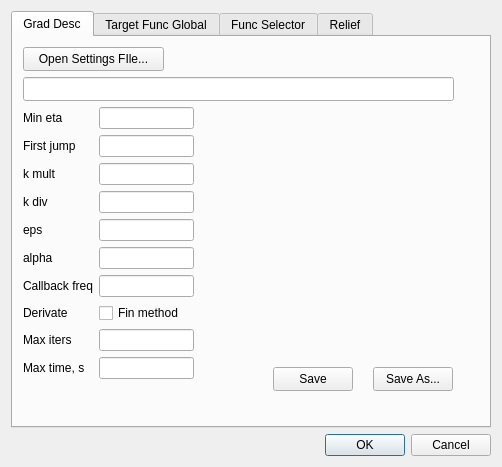
Old version of the form DialogGradConfig.ui in the repository znseday/snnoro.
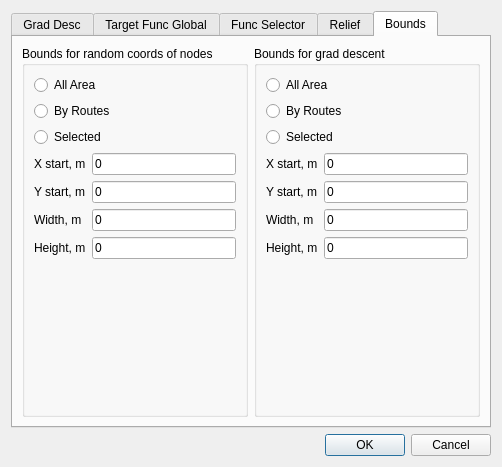
New version of the form.

Commit message: Areas for RandomCoords and GradDesc added

```diff
--- a/DialogGradConfig.ui
+++ b/DialogGradConfig.ui
@@ -19,7 +19,7 @@
      <item row="0" column="0">
       <widget class="QTabWidget" name="tabWidget">
        <property name="currentIndex">
-        <number>0</number>
+        <number>4</number>
        </property>
        <widget class="QWidget" name="tabGradDesc">
         <attribute name="title">
@@ -522,6 +522,193 @@
          </layout>
         </widget>
        </widget>
+       <widget class="QWidget" name="tabBounds">
+        <attribute name="title">
+         <string>Bounds</string>
+        </attribute>
+        <layout class="QHBoxLayout" name="horizontalLayout">
+         <item>
+          <widget class="QGroupBox" name="groupBox_2">
+           <property name="title">
+            <string>Bounds for random coords of nodes</string>
+           </property>
+           <layout class="QVBoxLayout" name="verticalLayout">
+            <item>
+             <widget class="QRadioButton" name="rbBoundsRandCoordsAllArea">
+              <property name="text">
+               <string>All Area</string>
+              </property>
+             </widget>
+            </item>
+            <item>
+             <widget class="QRadioButton" name="rbBoundsRandCoordsByRoutes">
+              <property name="text">
+               <string>By Routes</string>
+              </property>
+             </widget>
+            </item>
+            <item>
+             <widget class="QRadioButton" name="rbBoundsRandCoordsSelected">
+              <property name="text">
+               <string>Selected</string>
+              </property>
+             </widget>
+            </item>
+            <item>
+             <layout class="QFormLayout" name="formLayout_3">
+              <item row="0" column="0">
+               <widget class="QLabel" name="label_23">
+                <property name="text">
+                 <string>X start, m</string>
+                </property>
+               </widget>
+              </item>
+              <item row="1" column="0">
+               <widget class="QLabel" name="label_24">
+                <property name="text">
+                 <string>Y start, m</string>
+                </property>
+               </widget>
+              </item>
+              <item row="3" column="0">
+               <widget class="QLabel" name="label_25">
+                <property name="text">
+                 <string>Height, m</string>
+                </property>
+               </widget>
+              </item>
+              <item row="2" column="0">
+               <widget class="QLabel" name="label_26">
+                <property name="text">
+                 <string>Width, m</string>
+                </property>
+               </widget>
+              </item>
+              <item row="0" column="1">
+               <widget class="QLineEdit" name="EditBoundsRandCoordsStartX">
+                <property name="text">
+                 <string>0</string>
+                </property>
+               </widget>
+              </item>
+              <item row="1" column="1">
+               <widget class="QLineEdit" name="EditBoundsRandCoordsStartY">
+                <property name="text">
+                 <string>0</string>
+                </property>
+               </widget>
+              </item>
+              <item row="2" column="1">
+               <widget class="QLineEdit" name="EditBoundsRandCoordsWidth">
+                <property name="text">
+                 <string>0</string>
+                </property>
+               </widget>
+              </item>
+              <item row="3" column="1">
+               <widget class="QLineEdit" name="EditBoundsRandCoordsHeight">
+                <property name="text">
+                 <string>0</string>
+                </property>
+               </widget>
+              </item>
+             </layout>
+            </item>
+           </layout>
+          </widget>
+         </item>
+         <item>
+          <widget class="QGroupBox" name="groupBox_3">
+           <property name="title">
+            <string>Bounds for grad descent</string>
+           </property>
+           <layout class="QVBoxLayout" name="verticalLayout_4">
+            <item>
+             <widget class="QRadioButton" name="rbBoundsGradDescAllArea">
+              <property name="text">
+               <string>All Area</string>
+              </property>
+             </widget>
+            </item>
+            <item>
+             <widget class="QRadioButton" name="rbBoundsGradDescByRoutes">
+              <property name="text">
+               <string>By Routes</string>
+              </property>
+             </widget>
+            </item>
+            <item>
+             <widget class="QRadioButton" name="rbBoundsGradDescSelected">
+              <property name="text">
+               <string>Selected</string>
+              </property>
+             </widget>
+            </item>
+            <item>
+             <layout class="QFormLayout" name="formLayout_4">
+              <item row="0" column="0">
+               <widget class="QLabel" name="label_27">
+                <property name="text">
+                 <string>X start, m</string>
+                </property>
+               </widget>
+              </item>
+              <item row="1" column="0">
+               <widget class="QLabel" name="label_28">
+                <property name="text">
+                 <string>Y start, m</string>
+                </property>
+               </widget>
+              </item>
+              <item row="3" column="0">
+               <widget class="QLabel" name="label_29">
+                <property name="text">
+                 <string>Height, m</string>
+                </property>
+               </widget>
+              </item>
+              <item row="2" column="0">
+               <widget class="QLabel" name="label_30">
+                <property name="text">
+                 <string>Width, m</string>
+                </property>
+               </widget>
+              </item>
+              <item row="0" column="1">
+               <widget class="QLineEdit" name="EditBoundsGradDescStartX">
+                <property name="text">
+                 <string>0</string>
+                </property>
+               </widget>
+              </item>
+              <item row="1" column="1">
+               <widget class="QLineEdit" name="EditBoundsGradDescStartY">
+                <property name="text">
+                 <string>0</string>
+                </property>
+               </widget>
+              </item>
+              <item row="2" column="1">
+               <widget class="QLineEdit" name="EditBoundsGradDescWidth">
+                <property name="text">
+                 <string>0</string>
+                </property>
+               </widget>
+              </item>
+              <item row="3" column="1">
+               <widget class="QLineEdit" name="EditBoundsGradDescHeight">
+                <property name="text">
+                 <string>0</string>
+                </property>
+               </widget>
+              </item>
+             </layout>
+            </item>
+           </layout>
+          </widget>
+         </item>
+        </layout>
+       </widget>
       </widget>
      </item>
     </layout>
```
Left out of the diff: 26 changed lines with no effect on the pictures. The commit also changes 8 other files.
